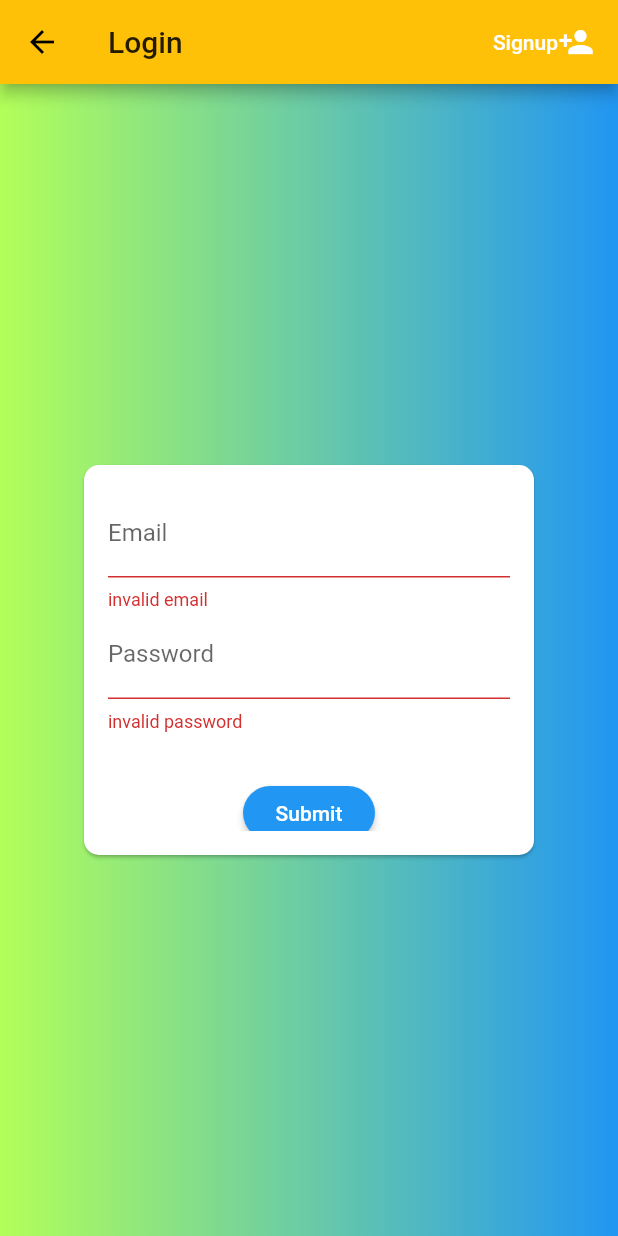
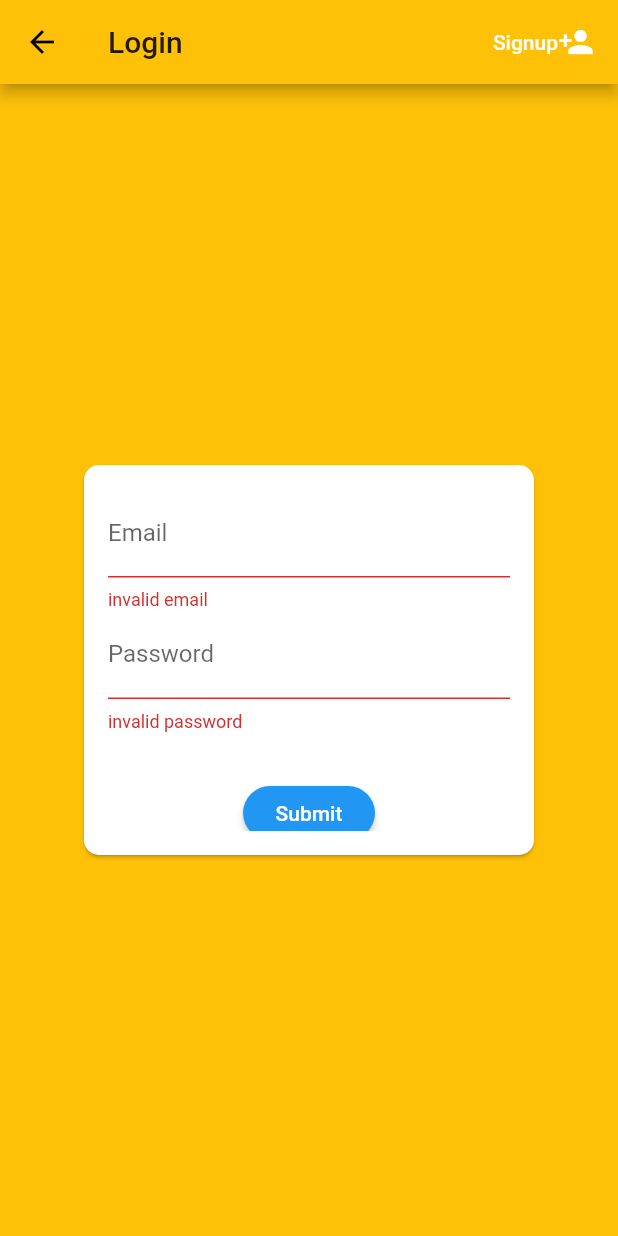
Before and after one commit to lucasseabra97/cm-project, a Flutter app: the LoginScreen screen opened directly, after a tap on "Submit", on a phone screen of 412 x 824 dp. Run offline on Flutter 3.47's test engine with Material 2 defaults, Android fonts, the phone set to English and light mode, and no system bars; our stand-ins replace camera, geolocator, google_maps_flutter, image_picker, location, qr_flutter and 2 more; missing offline and left inert: flutter_polyline_points, qrscan; accounts and stored records are empty; network calls fail.

```diff
--- a/bikeTrack/lib/screens/login_screen.dart
+++ b/bikeTrack/lib/screens/login_screen.dart
@@ -45,7 +45,8 @@ class _LoginScreenState extends State<LoginScreen> {
       await Provider.of<Authentication>(context, listen: false)
           .logIn(_authData['email'], _authData['password']);
 
-      Navigator.of(context).pushReplacementNamed(HomeScreen.routeName);
+      Navigator.push(
+          context, MaterialPageRoute(builder: (context) => HomeScreen()));
     } catch (error) {
       var errorMessage = 'Authentication Failed. Please try again...';
       _showErrorDialog(errorMessage);
@@ -64,8 +65,8 @@ class _LoginScreenState extends State<LoginScreen> {
             ),
             textColor: Colors.white,
             onPressed: () {
-              Navigator.of(context)
-                  .pushReplacementNamed(SignupScreen.routeName);
+              Navigator.push(context,
+                  MaterialPageRoute(builder: (context) => SignupScreen()));
             },
           )
         ],
@@ -73,9 +74,7 @@ class _LoginScreenState extends State<LoginScreen> {
       body: Stack(
         children: <Widget>[
           Container(
-            decoration: BoxDecoration(
-                gradient: LinearGradient(
-                    colors: [Colors.lightGreenAccent, Colors.blue])),
+            decoration: BoxDecoration(color: Colors.amber),
           ),
           Center(
             child: Card(
--- a/bikeTrack/pubspec.yaml
+++ b/bikeTrack/pubspec.yaml
@@ -45,6 +45,7 @@ dependencies:
   firebase_core: ^0.5.0
   firebase_auth: ^0.18.0+1
 dev_dependencies:
+  flutter_launcher_icons: "^0.8.0"
   flutter_test:
     sdk: flutter
   pedantic: ^1.9.0
@@ -52,7 +53,10 @@ dev_dependencies:
 
 # For information on the generic Dart part of this file, see the
 # following page: https://dart.dev/tools/pub/pubspec
-
+flutter_icons:
+  android: true
+  ios: true
+  image_path: "assets/logo2.png"
 # The following section is specific to Flutter.
 flutter:
 
```
Also changed, not shown: bikeTrack/lib/screens/profile_screen.dart (+35 -9 lines), bikeTrack/lib/screens/signup_screen.dart (+7 -5 lines), bikeTrack/pubspec.lock, 21 other files.
